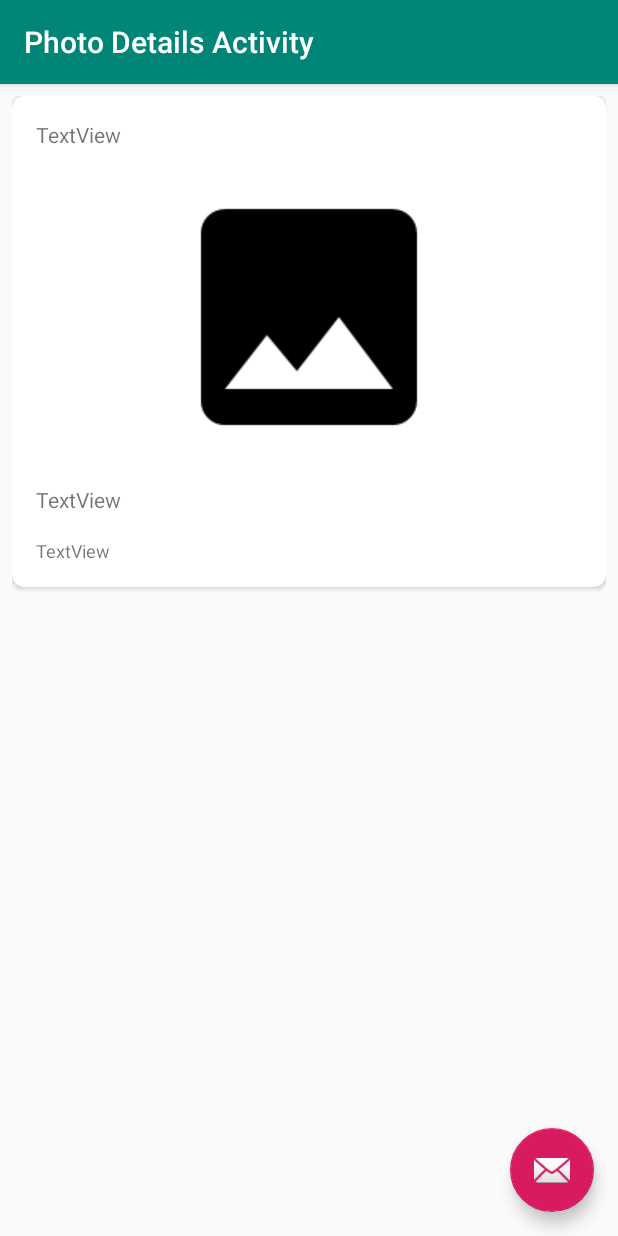
After one commit to AAQ-AND-DEV/Flickr_Browser, an Android app: the PhotoDetailsActivity screen opened directly, with no data from a screen before it, on a phone screen of 412 x 824 dp. The commit adds this screen. Run offline under Robolectric (Android 15) with nearby library versions, the phone set to English and light mode, and no system bars.

Commit message:
**imported placeholder.png image **Added SearchActivity **Added PhotoDetailsActivity and layout, designed with CardView **Added RecyclerView to content_main **Added FlickrRVAdapter to bind views, includes viewholder class **Uses Picasso to load images **GetFlickrJsonData parses json data, includes interface OnDataAvailable

```diff
--- a/app/build.gradle
+++ b/app/build.gradle
@@ -25,7 +25,7 @@ android {
 
 dependencies {
     implementation fileTree(dir: 'libs', include: ['*.jar'])
-    implementation"org.jetbrains.kotlin:kotlin-stdlib-jdk7:$kotlin_version"
+    implementation "org.jetbrains.kotlin:kotlin-stdlib-jdk7:$kotlin_version"
     implementation 'androidx.appcompat:appcompat:1.1.0'
     implementation 'androidx.core:core-ktx:1.1.0'
     implementation 'androidx.constraintlayout:constraintlayout:1.1.3'
@@ -33,4 +33,5 @@ dependencies {
     testImplementation 'junit:junit:4.12'
     androidTestImplementation 'androidx.test.ext:junit:1.1.1'
     androidTestImplementation 'androidx.test.espresso:espresso-core:3.2.0'
+    implementation 'com.squareup.picasso:picasso:2.71828'
 }
--- a/app/src/main/java/com/aaqanddev/flickrbrowser/GetRawData.kt
+++ b/app/src/main/java/com/aaqanddev/flickrbrowser/GetRawData.kt
@@ -23,7 +23,7 @@ class GetRawData(private val listener: OnDownloadComplete) : AsyncTask<String, V
 //        listener = callbackObject
 //    }
     override fun onPostExecute(result: String) {
-        Log.d(TAG, "onPostExecute called, parameter is $result")
+        Log.d(TAG, "onPostExecute called")
         listener.onDownloadComplete(result, downloadStatus)
     }
 
--- /dev/null
+++ b/app/src/main/java/com/aaqanddev/flickrbrowser/PhotoDetailsActivity.kt
@@ -0,0 +1,22 @@
+package com.aaqanddev.flickrbrowser
+
+import android.os.Bundle
+import com.google.android.material.snackbar.Snackbar
+import androidx.appcompat.app.AppCompatActivity
+
+import kotlinx.android.synthetic.main.activity_photo_details.*
+
+class PhotoDetailsActivity : AppCompatActivity() {
+
+    override fun onCreate(savedInstanceState: Bundle?) {
+        super.onCreate(savedInstanceState)
+        setContentView(R.layout.activity_photo_details)
+        setSupportActionBar(toolbar)
+
+        fab.setOnClickListener { view ->
+            Snackbar.make(view, "Replace with your own action", Snackbar.LENGTH_LONG)
+                .setAction("Action", null).show()
+        }
+    }
+
+}
--- /dev/null
+++ b/app/src/main/res/layout/activity_photo_details.xml
@@ -0,0 +1,33 @@
+<?xml version="1.0" encoding="utf-8"?>
+<androidx.coordinatorlayout.widget.CoordinatorLayout xmlns:android="http://schemas.android.com/apk/res/android"
+    xmlns:app="http://schemas.android.com/apk/res-auto"
+    xmlns:tools="http://schemas.android.com/tools"
+    android:layout_width="match_parent"
+    android:layout_height="match_parent"
+    tools:context=".PhotoDetailsActivity">
+
+    <com.google.android.material.appbar.AppBarLayout
+        android:layout_width="match_parent"
+        android:layout_height="wrap_content"
+        android:theme="@style/AppTheme.AppBarOverlay">
+
+        <androidx.appcompat.widget.Toolbar
+            android:id="@+id/toolbar"
+            android:layout_width="match_parent"
+            android:layout_height="?attr/actionBarSize"
+            android:background="?attr/colorPrimary"
+            app:popupTheme="@style/AppTheme.PopupOverlay" />
+
+    </com.google.android.material.appbar.AppBarLayout>
+
+    <include layout="@layout/content_photo_details" />
+
+    <com.google.android.material.floatingactionbutton.FloatingActionButton
+        android:id="@+id/fab"
+        android:layout_width="wrap_content"
+        android:layout_height="wrap_content"
+        android:layout_gravity="bottom|end"
+        android:layout_margin="@dimen/fab_margin"
+        app:srcCompat="@android:drawable/ic_dialog_email" />
+
+</androidx.coordinatorlayout.widget.CoordinatorLayout>
--- /dev/null
+++ b/app/src/main/res/layout/content_photo_details.xml
@@ -0,0 +1,55 @@
+<?xml version="1.0" encoding="utf-8"?>
+<ScrollView xmlns:android="http://schemas.android.com/apk/res/android"
+    xmlns:app="http://schemas.android.com/apk/res-auto"
+    xmlns:tools="http://schemas.android.com/tools"
+    android:layout_width="match_parent"
+    android:layout_height="match_parent"
+    android:padding="8dp"
+    android:paddingBottom="16dp"
+    app:layout_behavior="@string/appbar_scrolling_view_behavior"
+    tools:context=".PhotoDetailsActivity"
+    tools:showIn="@layout/activity_photo_details">
+
+    <androidx.cardview.widget.CardView
+        android:layout_width="match_parent"
+        android:layout_height="wrap_content"
+        app:cardCornerRadius="8dp"
+        app:contentPadding="8dp">
+
+        <LinearLayout
+            android:layout_width="match_parent"
+            android:layout_height="wrap_content"
+            android:orientation="vertical">
+
+            <TextView
+                android:id="@+id/photo_author"
+                android:layout_width="match_parent"
+                android:layout_height="wrap_content"
+                android:layout_margin="8dp"
+                android:text="TextView" />
+
+            <ImageView
+                android:id="@+id/photo_image"
+                android:layout_width="match_parent"
+                android:layout_height="wrap_content"
+                android:layout_margin="8dp"
+                android:scaleType="fitCenter"
+                app:srcCompat="@drawable/placeholder" />
+
+            <TextView
+                android:id="@+id/photo_title"
+                android:layout_width="match_parent"
+                android:layout_height="wrap_content"
+                android:layout_margin="8dp"
+                android:text="TextView" />
+
+            <TextView
+                android:id="@+id/photo_tags"
+                android:layout_width="match_parent"
+                android:layout_height="wrap_content"
+                android:layout_margin="8dp"
+                android:text="TextView"
+                android:textSize="12dp" />
+        </LinearLayout>
+    </androidx.cardview.widget.CardView>
+</ScrollView>
--- a/app/src/main/res/values/strings.xml
+++ b/app/src/main/res/values/strings.xml
@@ -1,4 +1,6 @@
 <resources>
     <string name="app_name">Flickr Browser</string>
     <string name="action_settings">Settings</string>
+    <string name="title_activity_search">SearchActivity</string>
+    <string name="title_activity_photo_details">Photo Details Activity</string>
 </resources>
```
Also changed, not shown: app/src/main/AndroidManifest.xml (+15 -1 lines), app/src/main/java/com/aaqanddev/flickrbrowser/FlickrRecyclerViewAdapter.kt (added, +50 -0 lines), app/src/main/java/com/aaqanddev/flickrbrowser/GetFlickrJsonData.kt (added, +55 -0 lines), app/src/main/java/com/aaqanddev/flickrbrowser/MainActivity.kt (+34 -8 lines), app/src/main/java/com/aaqanddev/flickrbrowser/SearchActivity.kt (added, +19 -0 lines), app/src/main/res/layout/activity_search.xml (added, +23 -0 lines), app/src/main/res/layout/browse.xml (added, +25 -0 lines), app/src/main/res/layout/content_main.xml (+11 -7 lines), app/src/main/res/drawable/placeholder.png (added).
